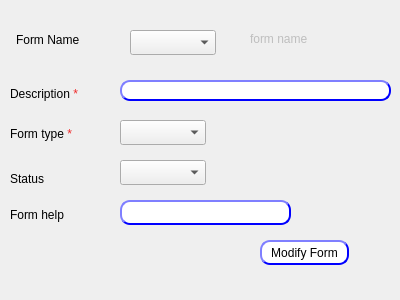
shymaa123456/HyperPOS2020, file presentation/authorization_ui/modifyForm.ui: the form before one commit.
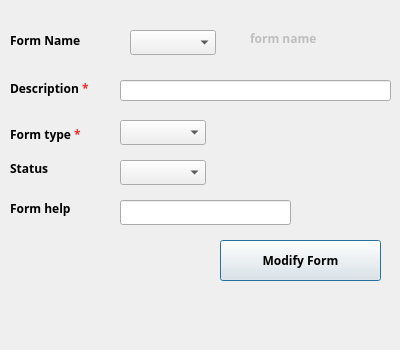
The form after the commit.

Patch:
```diff
--- a/presentation/authorization_ui/modifyForm.ui
+++ b/presentation/authorization_ui/modifyForm.ui
@@ -7,9 +7,21 @@
     <x>0</x>
     <y>0</y>
     <width>400</width>
-    <height>300</height>
+    <height>350</height>
    </rect>
   </property>
+  <property name="minimumSize">
+   <size>
+    <width>400</width>
+    <height>350</height>
+   </size>
+  </property>
+  <property name="maximumSize">
+   <size>
+    <width>400</width>
+    <height>350</height>
+   </size>
+  </property>
   <property name="windowTitle">
    <string>Form</string>
   </property>
@@ -22,29 +34,13 @@
      <height>25</height>
     </rect>
    </property>
-   <property name="styleSheet">
-    <string notr="true">QLineEdit{
-                                        background-color: white;
-                                        border-style: outset;
-                                        border-width: 2px;
-                                        border-radius: 10px;
-                                        border-color: blue;
-                                        min-width: 6em;
-                                        }
-                                        QLineEdit:hover {
-                                        background: qradialgradient(
-                                        cx: 0.3, cy: -0.4, fx: 0.3, fy: -0.4,
-                                        radius: 1.35, stop: 0 #fff, stop: 1 #bbb
-                                        );
-                                        }
-                                       QLineEdit:pressed {
-                                        border-style: inset;
-                                        background: qradialgradient(
-                                        cx: 0.4, cy: -0.1, fx: 0.4, fy: -0.1,
-                                        radius: 1.35, stop: 0 #fff, stop: 1 #ddd
-                                        );
-                                        }
-                                    </string>
+   <property name="font">
+    <font>
+     <family>29LT Bukra Regular</family>
+     <pointsize>9</pointsize>
+     <weight>75</weight>
+     <bold>true</bold>
+    </font>
    </property>
    <property name="placeholderText">
     <string/>
@@ -64,11 +60,19 @@
    <property name="geometry">
     <rect>
      <x>10</x>
-     <y>200</y>
+     <y>198</y>
      <width>99</width>
-     <height>29</height>
+     <height>21</height>
     </rect>
    </property>
+   <property name="font">
+    <font>
+     <family>29LT Bukra Regular</family>
+     <pointsize>9</pointsize>
+     <weight>75</weight>
+     <bold>true</bold>
+    </font>
+   </property>
    <property name="text">
     <string>Form help</string>
    </property>
@@ -82,63 +86,31 @@
      <height>21</height>
     </rect>
    </property>
-   <property name="styleSheet">
-    <string notr="true">QLineEdit{
-                                        background-color: white;
-                                        border-style: outset;
-                                        border-width: 2px;
-                                        border-radius: 10px;
-                                        border-color: blue;
-                                        min-width: 6em;
-                                        }
-                                        QLineEdit:hover {
-                                        background: qradialgradient(
-                                        cx: 0.3, cy: -0.4, fx: 0.3, fy: -0.4,
-                                        radius: 1.35, stop: 0 #fff, stop: 1 #bbb
-                                        );
-                                        }
-                                       QLineEdit:pressed {
-                                        border-style: inset;
-                                        background: qradialgradient(
-                                        cx: 0.4, cy: -0.1, fx: 0.4, fy: -0.1,
-                                        radius: 1.35, stop: 0 #fff, stop: 1 #ddd
-                                        );
-                                        }
-                                    </string>
+   <property name="font">
+    <font>
+     <family>29LT Bukra Regular</family>
+     <pointsize>9</pointsize>
+     <weight>75</weight>
+     <bold>true</bold>
+    </font>
    </property>
   </widget>
   <widget class="QPushButton" name="BTN_modifyForm">
    <property name="geometry">
     <rect>
-     <x>260</x>
+     <x>220</x>
      <y>240</y>
-     <width>89</width>
-     <height>25</height>
+     <width>161</width>
+     <height>41</height>
     </rect>
    </property>
-   <property name="styleSheet">
-    <string notr="true">QPushButton{
-                                        background-color: white;
-                                        border-style: outset;
-                                        border-width: 2px;
-                                        border-radius: 10px;
-                                        border-color: blue;
-                                        min-width: 6em;
-                                        }
-                                        QPushButton:hover {
-                                        background: qradialgradient(
-                                        cx: 0.3, cy: -0.4, fx: 0.3, fy: -0.4,
-                                        radius: 1.35, stop: 0 #fff, stop: 1 #bbb
-                                        );
-                                        }
-                                        QPushButton:pressed {
-                                        border-style: inset;
-                                        background: qradialgradient(
-                                        cx: 0.4, cy: -0.1, fx: 0.4, fy: -0.1,
-                                        radius: 1.35, stop: 0 #fff, stop: 1 #ddd
-                                        );
-                                        }
-</string>
+   <property name="font">
+    <font>
+     <family>29LT Bukra Regular</family>
+     <pointsize>9</pointsize>
+     <weight>75</weight>
+     <bold>true</bold>
+    </font>
    </property>
    <property name="text">
     <string>Modify Form</string>
@@ -148,11 +120,19 @@
    <property name="geometry">
     <rect>
      <x>10</x>
-     <y>170</y>
+     <y>160</y>
      <width>67</width>
      <height>17</height>
     </rect>
    </property>
+   <property name="font">
+    <font>
+     <family>29LT Bukra Regular</family>
+     <pointsize>9</pointsize>
+     <weight>75</weight>
+     <bold>true</bold>
+    </font>
+   </property>
    <property name="text">
     <string>Status</string>
    </property>
@@ -170,12 +150,20 @@
   <widget class="QLabel" name="label_2">
    <property name="geometry">
     <rect>
-     <x>16</x>
+     <x>10</x>
      <y>30</y>
      <width>81</width>
      <height>20</height>
     </rect>
    </property>
+   <property name="font">
+    <font>
+     <family>29LT Bukra Regular</family>
+     <pointsize>9</pointsize>
+     <weight>75</weight>
+     <bold>true</bold>
+    </font>
+   </property>
    <property name="text">
     <string>Form Name</string>
    </property>
@@ -192,6 +180,14 @@
      <height>17</height>
     </rect>
    </property>
+   <property name="font">
+    <font>
+     <family>29LT Bukra Regular</family>
+     <pointsize>9</pointsize>
+     <weight>75</weight>
+     <bold>true</bold>
+    </font>
+   </property>
    <property name="frameShape">
     <enum>QFrame::NoFrame</enum>
    </property>
@@ -203,11 +199,19 @@
    <property name="geometry">
     <rect>
      <x>10</x>
-     <y>80</y>
+     <y>78</y>
      <width>99</width>
-     <height>29</height>
+     <height>21</height>
     </rect>
    </property>
+   <property name="font">
+    <font>
+     <family>29LT Bukra Regular</family>
+     <pointsize>9</pointsize>
+     <weight>75</weight>
+     <bold>true</bold>
+    </font>
+   </property>
    <property name="text">
     <string>&lt;html&gt;&lt;head/&gt;&lt;body&gt;&lt;p&gt;Description &lt;span style=&quot; color:#ef2929;&quot;&gt;*&lt;/span&gt;&lt;/p&gt;&lt;/body&gt;&lt;/html&gt;</string>
    </property>
@@ -221,6 +225,14 @@
      <height>29</height>
     </rect>
    </property>
+   <property name="font">
+    <font>
+     <family>29LT Bukra Regular</family>
+     <pointsize>9</pointsize>
+     <weight>75</weight>
+     <bold>true</bold>
+    </font>
+   </property>
    <property name="text">
     <string>&lt;html&gt;&lt;head/&gt;&lt;body&gt;&lt;p&gt;Form type&lt;span style=&quot; color:#ef2929;&quot;&gt;
                     *&lt;/span&gt;&lt;/p&gt;&lt;/body&gt;&lt;/html&gt;
```
Left out of the diff: 24 changed lines with no effect on the pictures.
